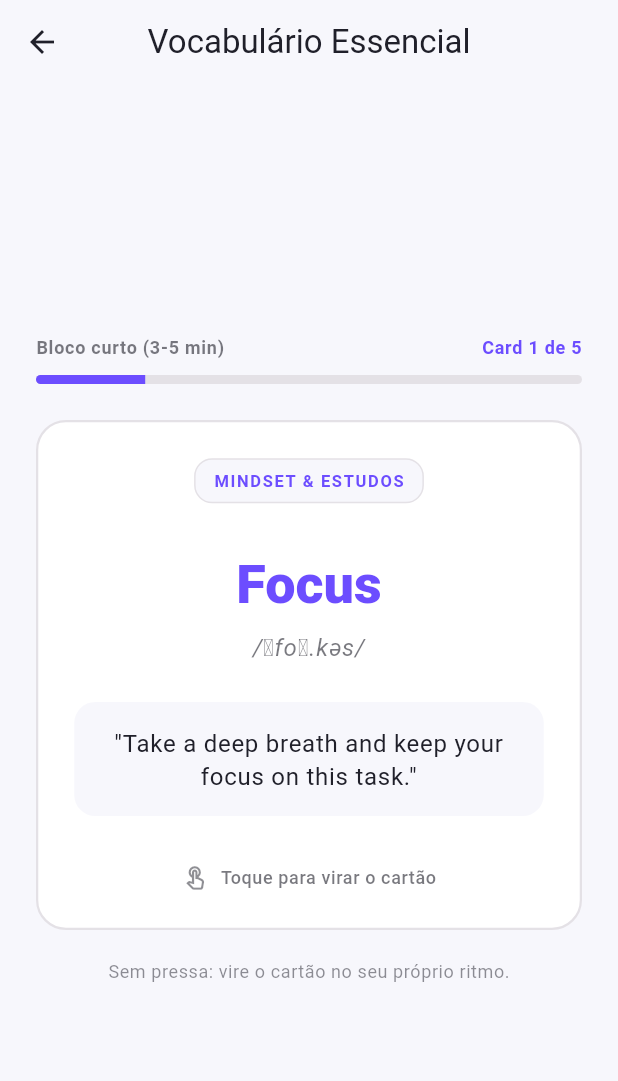
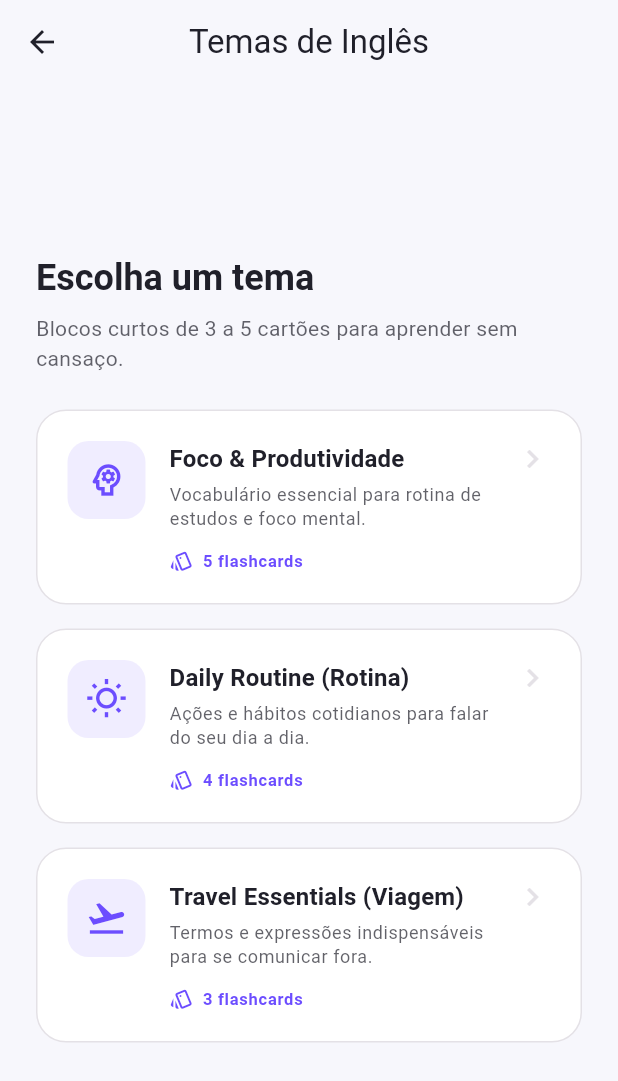
Before and after one commit to Projetos-Moveis-II-2026-2/grupo-03, a Flutter app: the HomeScreen screen opened directly, scrolled down 530 dp, after a tap on "Flashcards", on a phone screen of 412 x 824 dp. Shown: the top 1081 px of the screen. Run offline on Flutter 3.47's test engine with Material 3 defaults, Android fonts, the phone set to English and light mode, and no system bars.

Commit message:
feat: cria tela de selecao de temas de ingles em blocos curtos

```diff
--- a/lib/views/home_screen.dart
+++ b/lib/views/home_screen.dart
@@ -2,6 +2,7 @@ import 'package:flutter/material.dart';
 
 import '../theme/app_colors.dart';
 import '../widgets/app_button.dart';
+import 'tela_decks_ingles.dart';
 import 'tela_estudo_flashcards.dart';
 import 'tela_perfil.dart';
 
@@ -187,7 +188,7 @@ class HomeScreen extends StatelessWidget {
                         Navigator.push(
                           context,
                           MaterialPageRoute<void>(
-                            builder: (context) => const TelaEstudoFlashcards(),
+                            builder: (context) => const TelaDecksIngles(),
                           ),
                         );
                       },
--- /dev/null
+++ b/lib/views/tela_decks_ingles.dart
@@ -0,0 +1,258 @@
+import 'package:flutter/material.dart';
+
+import '../models/card_ingles.dart';
+import '../theme/app_colors.dart';
+import 'tela_estudo_flashcards.dart';
+
+/// Modelo simples para representar um Baralho (Deck) de estudo.
+class DeckTema {
+  final String id;
+  final String titulo;
+  final String descricao;
+  final IconData icone;
+  final List<CardIngles> cards;
+
+  const DeckTema({
+    required this.id,
+    required this.titulo,
+    required this.descricao,
+    required this.icone,
+    required this.cards,
+  });
+}
+
+/// Tela simples de seleção de temas de inglês para estudo em blocos curtos.
+class TelaDecksIngles extends StatelessWidget {
+  const TelaDecksIngles({super.key});
+
+  /// Lista acadêmica de baralhos temáticos (3 a 5 cards cada para não cansar)
+  static const List<DeckTema> baralhos = [
+    DeckTema(
+      id: 'foco_estudos',
+      titulo: 'Foco & Produtividade',
+      descricao: 'Vocabulário essencial para rotina de estudos e foco mental.',
+      icone: Icons.psychology_outlined,
+      cards: CardIngles.cardsIniciais,
+    ),
+    DeckTema(
+      id: 'daily_routine',
+      titulo: 'Daily Routine (Rotina)',
+      descricao: 'Ações e hábitos cotidianos para falar do seu dia a dia.',
+      icone: Icons.wb_sunny_outlined,
+      cards: [
+        CardIngles(
+          id: 'rt_1',
+          termo: 'Wake up',
+          fonetica: '/weɪk ʌp/',
+          traducao: 'Acordar',
+          exemploIngles: 'I wake up at seven every morning.',
+          traducaoExemplo: 'Eu acordo às sete toda manhã.',
+          categoria: 'Rotina Diária',
+        ),
+        CardIngles(
+          id: 'rt_2',
+          termo: 'Get ready',
+          fonetica: '/ɡet ˈred.i/',
+          traducao: 'Se arrumar / Preparar-se',
+          exemploIngles: 'Take ten minutes to get ready.',
+          traducaoExemplo: 'Tire dez minutos para se arrumar.',
+          categoria: 'Rotina Diária',
+        ),
+        CardIngles(
+          id: 'rt_3',
+          termo: 'Schedule',
+          fonetica: '/ˈskedʒ.uːl/',
+          traducao: 'Cronograma / Horário',
+          exemploIngles: 'Check your study schedule today.',
+          traducaoExemplo: 'Verifique seu cronograma de estudos hoje.',
+          categoria: 'Rotina Diária',
+        ),
+        CardIngles(
+          id: 'rt_4',
+          termo: 'Break',
+          fonetica: '/breɪk/',
+          traducao: 'Pausa / Intervalo',
+          exemploIngles: 'Take a short break between tasks.',
+          traducaoExemplo: 'Faça uma pausa curta entre as tarefas.',
+          categoria: 'Rotina Diária',
+        ),
+      ],
+    ),
+    DeckTema(
+      id: 'travel',
+      titulo: 'Travel Essentials (Viagem)',
+      descricao: 'Termos e expressões indispensáveis para se comunicar fora.',
+      icone: Icons.flight_takeoff_outlined,
+      cards: [
+        CardIngles(
+          id: 'tr_1',
+          termo: 'Boarding pass',
+          fonetica: '/ˈbɔːr.dɪŋ ˌpæs/',
+          traducao: 'Cartão de embarque',
+          exemploIngles: 'Please show your boarding pass at the gate.',
+          traducaoExemplo: 'Por favor, mostre seu cartão de embarque no portão.',
+          categoria: 'Viagem',
+        ),
+        CardIngles(
+          id: 'tr_2',
+          termo: 'Directions',
+          fonetica: '/dɪˈrek.ʃənz/',
+          traducao: 'Direções / Orientações',
+          exemploIngles: 'Can you give me directions to the station?',
+          traducaoExemplo: 'Você pode me dar orientações para a estação?',
+          categoria: 'Viagem',
+        ),
+        CardIngles(
+          id: 'tr_3',
+          termo: 'Luggage',
+          fonetica: '/ˈlʌɡ.ɪdʒ/',
+          traducao: 'Bagagem',
+          exemploIngles: 'Keep your luggage close to you.',
+          traducaoExemplo: 'Mantenha sua bagagem perto de você.',
+          categoria: 'Viagem',
+        ),
+      ],
+    ),
+  ];
+
+  @override
+  Widget build(BuildContext context) {
+    final textTheme = Theme.of(context).textTheme;
+
+    return Scaffold(
+      backgroundColor: AppColors.background,
+      appBar: AppBar(
+        title: const Text('Temas de Inglês'),
+        leading: IconButton(
+          icon: const Icon(Icons.arrow_back),
+          onPressed: () => Navigator.pop(context),
+        ),
+      ),
+      body: SafeArea(
+        child: Center(
+          child: SingleChildScrollView(
+            padding: const EdgeInsets.all(24),
+            child: ConstrainedBox(
+              constraints: const BoxConstraints(maxWidth: 420),
+              child: Column(
+                crossAxisAlignment: CrossAxisAlignment.stretch,
+                children: [
+                  Text(
+                    'Escolha um tema',
+                    style: textTheme.headlineSmall?.copyWith(
+                      fontWeight: FontWeight.bold,
+                    ),
+                  ),
+                  const SizedBox(height: 8),
+                  Text(
+                    'Blocos curtos de 3 a 5 cartões para aprender sem cansaço.',
+                    style: textTheme.bodyMedium?.copyWith(
+                      color: AppColors.textPrimary.withValues(alpha: 0.7),
+                    ),
+                  ),
+                  const SizedBox(height: 24),
+
+                  // Lista de baralhos
+                  ...baralhos.map((deck) => _CardDeckItem(deck: deck)),
+                ],
+              ),
+            ),
+          ),
+        ),
+      ),
+    );
+  }
+}
+
+class _CardDeckItem extends StatelessWidget {
+  final DeckTema deck;
+
+  const _CardDeckItem({required this.deck});
+
+  @override
+  Widget build(BuildContext context) {
+    final textTheme = Theme.of(context).textTheme;
+
+    return Container(
+      margin: const EdgeInsets.only(bottom: 16),
+      decoration: BoxDecoration(
+        color: AppColors.card,
+        borderRadius: BorderRadius.circular(20),
+        border: Border.all(color: AppColors.border),
+      ),
+      child: InkWell(
+        borderRadius: BorderRadius.circular(20),
+        onTap: () {
+          Navigator.push(
+            context,
+            MaterialPageRoute<void>(
+              builder: (context) => TelaEstudoFlashcards(
+                tituloDeck: deck.titulo,
+                cardsCustomizados: deck.cards,
+              ),
+            ),
+          );
+        },
+        child: Padding(
+          padding: const EdgeInsets.all(20),
+          child: Row(
+            crossAxisAlignment: CrossAxisAlignment.start,
+            children: [
+              Container(
+                padding: const EdgeInsets.all(12),
+                decoration: BoxDecoration(
+                  color: AppColors.primary.withValues(alpha: 0.1),
+                  borderRadius: BorderRadius.circular(14),
+                ),
+                child: Icon(deck.icone, color: AppColors.primary, size: 28),
+              ),
+              const SizedBox(width: 16),
+              Expanded(
+                child: Column(
+                  crossAxisAlignment: CrossAxisAlignment.start,
+                  children: [
+                    Text(
+                      deck.titulo,
+                      style: textTheme.titleMedium?.copyWith(
+                        fontWeight: FontWeight.bold,
+                      ),
+                    ),
+                    const SizedBox(height: 4),
+                    Text(
+                      deck.descricao,
+                      style: textTheme.bodySmall?.copyWith(
+                        color: AppColors.textPrimary.withValues(alpha: 0.7),
+                      ),
+                    ),
+                    const SizedBox(height: 12),
+                    Row(
+                      children: [
+                        const Icon(
+                          Icons.style_outlined,
+                          size: 16,
+                          color: AppColors.primary,
+                        ),
+                        const SizedBox(width: 6),
+                        Text(
+                          '${deck.cards.length} flashcards',
+                          style: textTheme.labelSmall?.copyWith(
+                            color: AppColors.primary,
+                            fontWeight: FontWeight.w600,
+                          ),
+                        ),
+                      ],
+                    ),
+                  ],
+                ),
+              ),
+              const Icon(
+                Icons.chevron_right,
+                color: AppColors.border,
+              ),
+            ],
+          ),
+        ),
+      ),
+    );
+  }
+}
```
